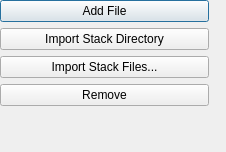
Before: the Qt Designer form ilastik/applets/dataSelection/dataSelectionDrawer.ui in ilastik/ilastik, drawn with Qt 5.
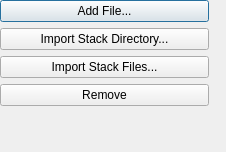
After: the same form once the commit is applied. Icons and pictures are not drawn.

Commit message: minor: add ... to button which will bring up a dialog

Diff of the .ui file:
```diff
--- a/ilastik/applets/dataSelection/dataSelectionDrawer.ui
+++ b/ilastik/applets/dataSelection/dataSelectionDrawer.ui
@@ -32,7 +32,7 @@
        <string>Add a single volume or image</string>
       </property>
       <property name="text">
-       <string>Add File</string>
+       <string>Add File...</string>
       </property>
       <property name="icon">
        <iconset>
@@ -55,7 +55,7 @@
        <string>Create a single 3D dataset in your project from a directory of images files</string>
       </property>
       <property name="text">
-       <string>Import Stack Directory</string>
+       <string>Import Stack Directory...</string>
       </property>
       <property name="autoDefault">
        <bool>true</bool>
```
